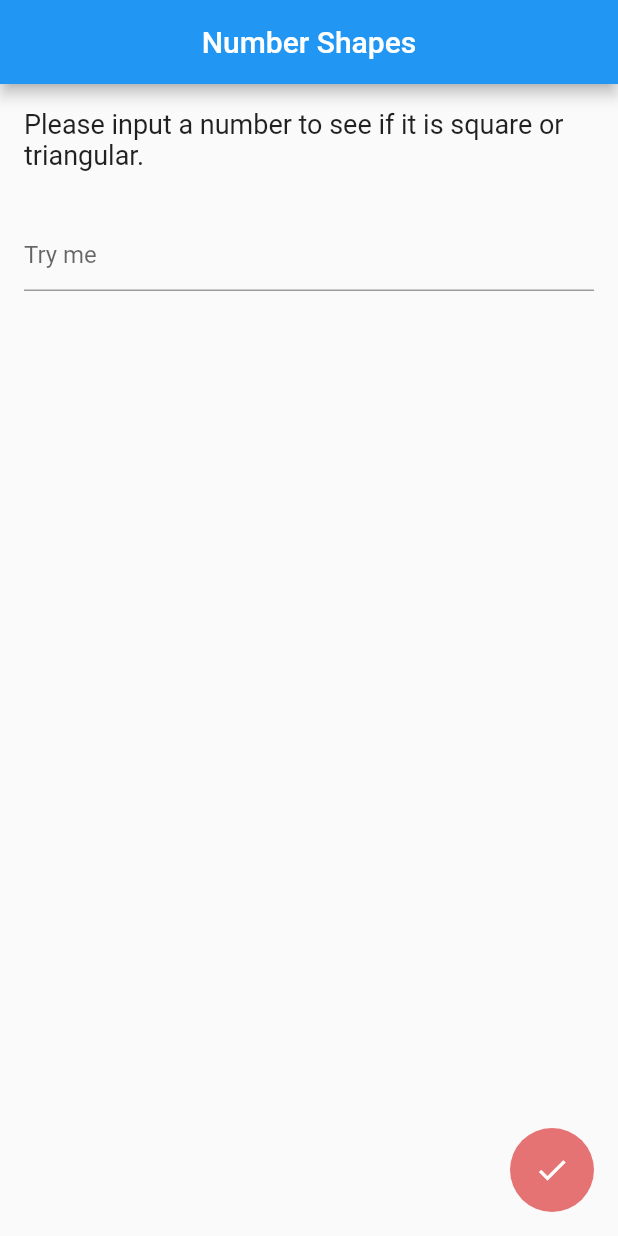
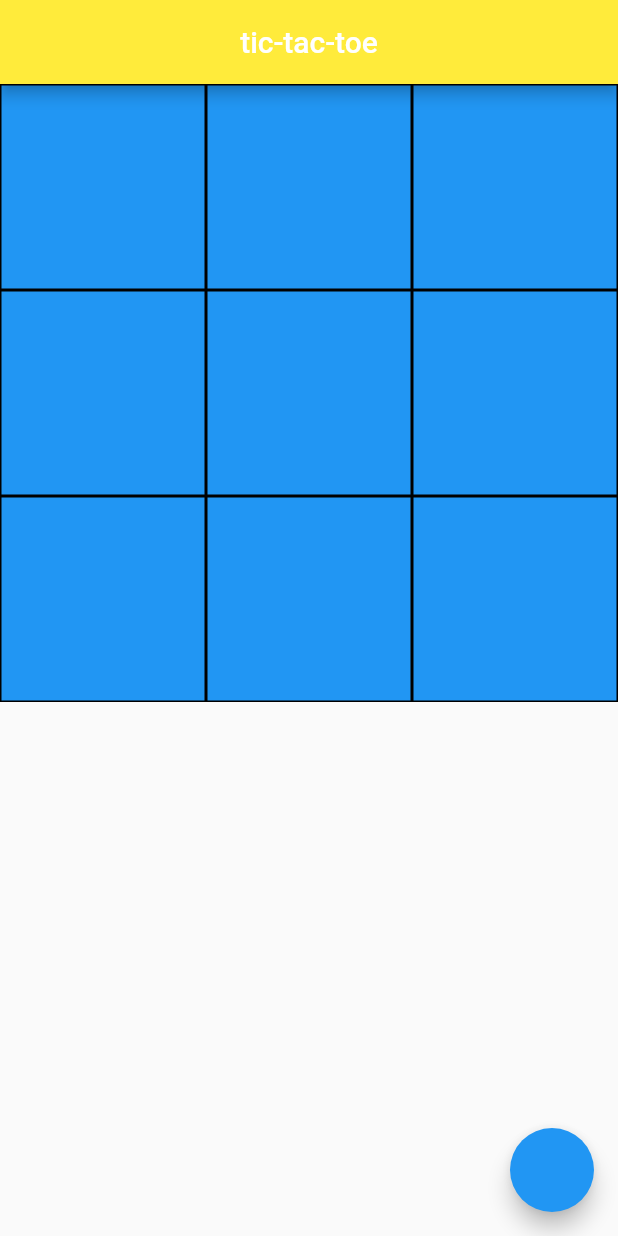
Before and after one commit to Kartdan/Tic_Tac_Toe, a Flutter app: the screen it shows after launch, on a phone screen of 412 x 824 dp. Run offline on Flutter 3.47's test engine with Material 2 defaults, Android fonts, the phone set to English and light mode, and no system bars.

Commit message:
new homework

```diff
--- a/lib/main.dart
+++ b/lib/main.dart
@@ -24,105 +24,164 @@ class HomePage extends StatefulWidget {
 }
 
 class _HomePageState extends State<HomePage> {
-  void createAlertDialog(BuildContext context) {
-    showDialog<void>(
-        context: context,
-        builder: (BuildContext context) {
-          return AlertDialog(title: Text('$number'), actions: <Widget>[
-            Align(
-              alignment: Alignment.centerLeft,
-              child: Text(
-                conclusion,
-                style: const TextStyle(
-                  fontSize: 16,
-                ),
-              ),
-            ),
-          ]);
-        });
+  int tic_tac(List<int> list, int nr)
+  {
+    if(list[0] == nr && list[1] == nr && list[2] == nr)
+      {
+        return 1;
+      }
+    if(list[3] == nr && list[4] == nr && list[5] == nr)
+    {
+      return 1;
+    }
+    if(list[6] == nr && list[7] == nr && list[8] == nr)
+    {
+      return 1;
+    }
+    if(list[0] == nr && list[3] == nr && list[6] == nr)
+    {
+      return 1;
+    }
+    if(list[1] == nr && list[4] == nr && list[7] == nr)
+    {
+      return 1;
+    }
+    if(list[2] == nr && list[5] == nr && list[8] == nr)
+    {
+      return 1;
+    }
+    if(list[0] == nr && list[4] == nr && list[8] == nr)
+    {
+      return 1;
+    }
+    if(list[2] == nr && list[4] == nr && list[6] == nr)
+    {
+      return 1;
+    }
+    return 0;
   }
 
-  final TextEditingController controller = TextEditingController();
-  String conclusion = '';
-  int? number;
-  String? text;
-  String? errorText;
-  String result = '';
+  int no_winner(List<int> list)
+  {
+    for(int i = 0; i < list.length; i++)
+      {
+        if(list[i] == 0)
+          {
+            return 0;
+          }
+      }
+    return 1;
+  }
+
+  List<int> _list = [0, 0, 0, 0, 0, 0, 0, 0, 0];
+  List<Color> color_list = [
+    Colors.blue,
+    Colors.blue,
+    Colors.blue,
+    Colors.blue,
+    Colors.blue,
+    Colors.blue,
+    Colors.blue,
+    Colors.blue,
+    Colors.blue,
+  ];
+  int turn = 1;
+  int game_over = 0;
+  String button = '';
 
   @override
   Widget build(BuildContext context) {
     return Scaffold(
       appBar: AppBar(
+        backgroundColor: Colors.yellow,
         title: const Center(
-          child: Text('Number Shapes'),
+          child: Text('tic-tac-toe'),
         ),
       ),
-      body: Column(
-        children: <Widget>[
-          Container(
-            margin: const EdgeInsetsDirectional.all(16.0),
-            child: const Text(
-              'Please input a number to see if it is square or triangular.',
-              style: TextStyle(
-                fontSize: 18,
+      body: GridView.builder(
+        gridDelegate: SliverGridDelegateWithFixedCrossAxisCount(
+          crossAxisCount: 3,
+        ),
+        itemCount: _list.length,
+        itemBuilder: (BuildContext context, int index) {
+          return GestureDetector(
+            child: AnimatedContainer(
+              duration: const Duration(milliseconds: 150),
+              constraints: const BoxConstraints.expand(),
+              decoration: BoxDecoration(
+                  border: Border.all(color: Colors.black),
+                  color: color_list[index],
               ),
             ),
-          ),
-          Container(
-            margin: const EdgeInsetsDirectional.all(16.0),
-            child: TextField(
-              controller: controller,
-              keyboardType:
-                  const TextInputType.numberWithOptions(decimal: true),
-              onChanged: (String? value) {},
-              decoration: InputDecoration(
-                errorText: errorText,
-                hintText: 'Try me',
-              ),
-            ),
-          ),
-        ],
+            onTap: () {
+              setState(() {
+                {
+                  if (turn == 1) {
+                    color_list[index] = Colors.green;
+                    _list[index] = 1;
+                    if(tic_tac(_list, turn) == 1)
+                      {
+                        button = "Play again";
+                        game_over = 1;
+                    } else {
+                      turn = 2;
+                    }
+                  } else {
+                    _list[index] = 2;
+                    color_list[index] = Colors.red;
+                    if (tic_tac(_list, turn) == 1) {
+                      button = "Play again";
+                      game_over = 1;
+                    } else {
+                      turn = 1;
+                    }
+                  }
+                  if (no_winner(_list) == 1) {
+                    if (game_over == 1) {
+                      for (int i = 0; i < color_list.length; i++) {
+                        color_list[i] = Colors.blue;
+                      }
+                      for (int i = 0; i < _list.length; i++) {
+                        _list[i] = 0;
+                      }
+                      button = 'Play again';
+                    } else {
+                      for (int i = 0; i < color_list.length; i++) {
+                        color_list[i] = Colors.blue;
+                      }
+                      for (int i = 0; i < _list.length; i++) {
+                        _list[i] = 0;
+                      }
+                    }
+                  }
+                }
+              });
+            },
+          );
+        },
       ),
       floatingActionButton: FloatingActionButton(
-        backgroundColor: const Color(0xFFE57373),
-        elevation: 0.0,
-        onPressed: () {
-          int squareFlag = 0;
-          int triangularFlag = 0;
-          final String value = controller.text;
-          final int? intValue = int.tryParse(value);
+        child: Text(
+          button,
+          textAlign: TextAlign.center,
+        ),
+        onPressed: (){
           setState(() {
-            if (intValue == null) {
-              errorText = 'please enter a number';
-            } else {
-              number = intValue;
-              errorText = null;
-              for (int i = 0; i < intValue / 2; i++) {
-                if (i * i == intValue) {
-                  squareFlag = 1;
+            if(game_over == 1)
+            {
+              for(int i = 0; i < color_list.length; i++)
+                {
+                  color_list[i] = Colors.blue;
                 }
+              for(int i = 0; i < _list.length; i++)
+              {
+                _list[i] = 0;
               }
-              for (int i = 0; i < intValue / 2; i++) {
-                if (i * i * i == intValue) {
-                  triangularFlag = 1;
-                }
-              }
-              if (squareFlag == 0 && triangularFlag == 0) {
-                conclusion =
-                    'Number $intValue is neither TRIANGULAR or SQUARE.';
-              } else if (squareFlag == 1 && triangularFlag == 1) {
-                conclusion = 'Number $intValue is both TRIANGULAR and SQUARE.';
-              } else if (squareFlag == 1) {
-                conclusion = 'Number $intValue is SQUARE.';
-              } else if (triangularFlag == 1) {
-                conclusion = 'Number $intValue is TRIANGULAR.';
-              }
-              createAlertDialog(context);
-              controller.clear();
+              button = '';
+              game_over = 0;
             }
           });
         },
-        child: const Icon(Icons.check),
       ),
     );
   }
```
